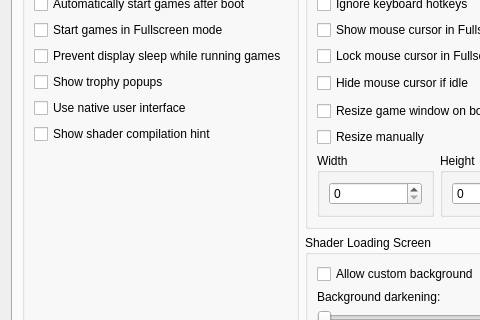
Above: rpcs3/rpcs3qt/settings_dialog.ui from RPCS3/rpcs3 before the change; both pictures show x 0 to 480 and y 107 to 427 of the 856 by 688 pixel window. Below: the same form after it.
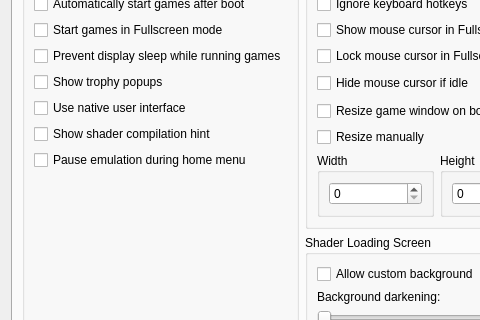
That is the form after the change. The open tabs and pages were chosen to show the change. Icons and pictures are not drawn.

Commit message: overlays: add simple home menu

Diff of the .ui file:
```diff
--- a/rpcs3/rpcs3qt/settings_dialog.ui
+++ b/rpcs3/rpcs3qt/settings_dialog.ui
@@ -2862,6 +2862,13 @@
                  </property>
                 </widget>
                </item>
+               <item>
+                <widget class="QCheckBox" name="pauseDuringHomeMenu">
+                 <property name="text">
+                  <string>Pause emulation during home menu</string>
+                 </property>
+                </widget>
+               </item>
                <item>
                 <spacer name="emulatorTabSpacerLeft">
                  <property name="orientation">
```
The commit also changes 26 other files.
